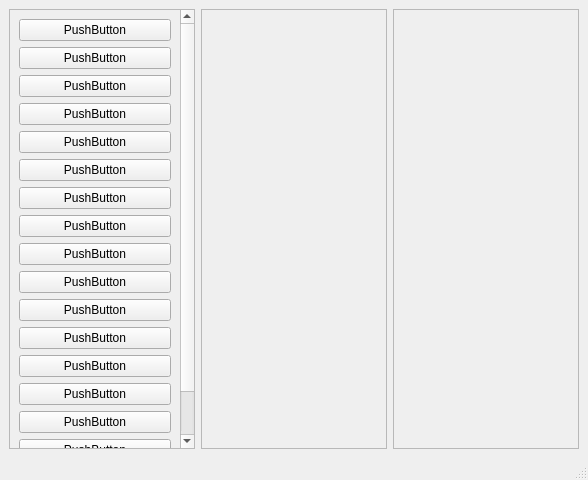
Above: GUI.ui from Pratik-ahirrao/Visual-Programming-Language before the change. Below: the same form after it.
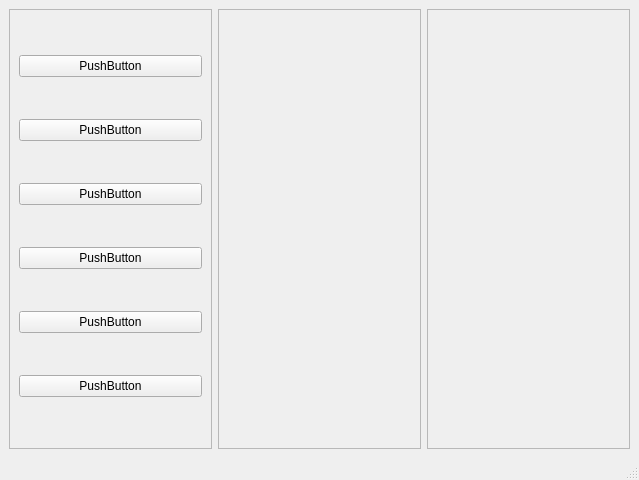
That is the form after the change.

What changed in the file:
```diff
--- a/GUI.ui
+++ b/GUI.ui
@@ -6,7 +6,7 @@
    <rect>
     <x>0</x>
     <y>0</y>
-    <width>588</width>
+    <width>639</width>
     <height>480</height>
    </rect>
   </property>
@@ -25,8 +25,8 @@
         <rect>
          <x>0</x>
          <y>0</y>
-         <width>179</width>
-         <height>588</height>
+         <width>196</width>
+         <height>409</height>
         </rect>
        </property>
        <layout class="QVBoxLayout" name="verticalLayout_4">
@@ -72,83 +72,6 @@
           </property>
          </widget>
         </item>
-        <item>
-         <widget class="QPushButton" name="pushButton_15">
-          <property name="text">
-           <string>PushButton</string>
-          </property>
-         </widget>
-        </item>
-        <item>
-         <widget class="QPushButton" name="pushButton_16">
-          <property name="text">
-           <string>PushButton</string>
-          </property>
-         </widget>
-        </item>
-        <item>
-         <widget class="QPushButton" name="pushButton_11">
-          <property name="text">
-           <string>PushButton</string>
-          </property>
-         </widget>
-        </item>
-        <item>
-         <widget class="QPushButton" name="pushButton_12">
-          <property name="text">
-           <string>PushButton</string>
-          </property>
-         </widget>
-        </item>
-        <item>
-         <widget class="QPushButton" name="pushButton_4">
-          <property name="text">
-           <string>PushButton</string>
-          </property>
-         </widget>
-        </item>
-        <item>
-         <widget class="QPushButton" name="pushButton_13">
-          <property name="text">
-           <string>PushButton</string>
-          </property>
-         </widget>
-        </item>
-        <item>
-         <widget class="QPushButton" name="pushButton_8">
-          <property name="text">
-           <string>PushButton</string>
-          </property>
-         </widget>
-        </item>
-        <item>
-         <widget class="QPushButton" name="pushButton_5">
-          <property name="text">
-           <string>PushButton</string>
-          </property>
-         </widget>
-        </item>
-        <item>
-         <widget class="QPushButton" name="pushButton_7">
-          <property name="text">
-           <string>PushButton</string>
-          </property>
-         </widget>
-        </item>
-        <item>
-         <widget class="QPushButton" name="pushButton_2">
-          <property name="text">
-           <string>PushButton</string>
-          </property>
-         </widget>
-        </item>
-        <item>
-         <widget class="QPushButton" name="pushButton_3">
-          <property name="text">
-           <string>PushButton</string>
-          </property>
-         </widget>
-        </item>
        </layout>
       </widget>
      </widget>
@@ -163,7 +86,7 @@
         <rect>
          <x>0</x>
          <y>0</y>
-         <width>180</width>
+         <width>197</width>
          <height>409</height>
         </rect>
        </property>
@@ -180,7 +103,7 @@
         <rect>
          <x>0</x>
          <y>0</y>
-         <width>179</width>
+         <width>196</width>
          <height>409</height>
         </rect>
        </property>
```
Left out of the diff: 2 changed lines with no effect on the pictures.
